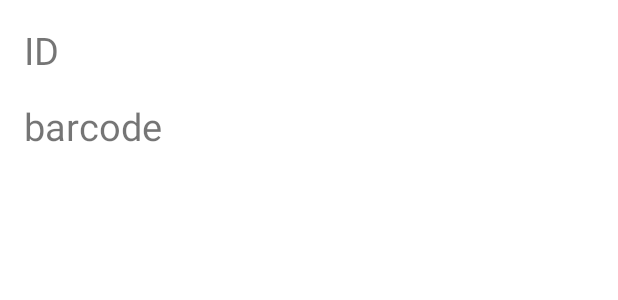
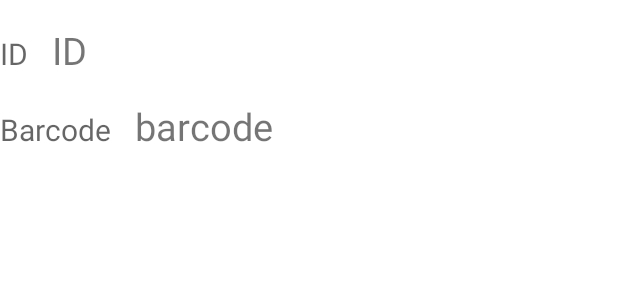
Before and after one commit to TejaswiniDeepak/BillingApp, an Android app: the layout recycler_individual_row.xml on its own in the app's theme, with its tools: preview values and no code run, on a phone screen of 412 x 824 dp. Shown: the top 300 px of the screen. Run offline under Robolectric (Android 15) with nearby library versions, the phone set to English and light mode, and no system bars.

Commit message:
Updated RecyclerView

```diff
--- a/app/src/main/java/com/example/billingapp/GetApiCall.kt
+++ b/app/src/main/java/com/example/billingapp/GetApiCall.kt
@@ -3,7 +3,9 @@ package com.example.billingapp
 import androidx.appcompat.app.AppCompatActivity
 import android.os.Bundle
 import android.util.Log
+import android.view.View
 import androidx.recyclerview.widget.DefaultItemAnimator
+import androidx.recyclerview.widget.DividerItemDecoration
 import androidx.recyclerview.widget.LinearLayoutManager
 import kotlinx.android.synthetic.main.activity_get_api_call.*
 import retrofit2.Call
@@ -34,9 +36,11 @@ class GetApiCall : AppCompatActivity() {
                     /**var responseInString=Gson().toJson(response.body())
                     Log.i("responseString","$responseInString")**/
                     if (response.isSuccessful && response.body() != null) {
+                        progressBar.visibility=View.GONE
                         val ResponseFromServer = response.body()!!
                         recycler.setHasFixedSize(true)
                         recycler.itemAnimator=DefaultItemAnimator()
+                        recycler.addItemDecoration(DividerItemDecoration(this@GetApiCall,1))
                         recycler.adapter=Adapter(ResponseFromServer.results)
 
 
--- a/app/src/main/res/layout/activity_get_api_call.xml
+++ b/app/src/main/res/layout/activity_get_api_call.xml
@@ -5,13 +5,25 @@
     android:layout_width="match_parent"
     android:layout_height="match_parent"
     tools:context=".GetApiCall">
+
+    <ProgressBar
+        android:id="@+id/progressBar"
+        android:layout_width="wrap_content"
+        android:layout_height="wrap_content"
+        android:layout_marginStart="164dp"
+        android:visibility="visible"
+        app:layout_constraintBottom_toBottomOf="@+id/linearLayout"
+        app:layout_constraintStart_toStartOf="parent"></ProgressBar>
+
     <LinearLayout
         android:id="@+id/linearLayout"
         android:layout_width="wrap_content"
         android:layout_height="wrap_content"
+        android:layout_marginTop="25dp"
         android:orientation="vertical"
         app:layout_constraintStart_toStartOf="parent"
         app:layout_constraintTop_toTopOf="parent">
+
 
         <androidx.recyclerview.widget.RecyclerView
             android:id="@+id/recycler"
--- a/app/src/main/res/layout/recycler_individual_row.xml
+++ b/app/src/main/res/layout/recycler_individual_row.xml
@@ -3,15 +3,28 @@
     xmlns:app="http://schemas.android.com/apk/res-auto"
     xmlns:tools="http://schemas.android.com/tools"
     android:layout_width="match_parent"
-    android:layout_height="match_parent">
+    android:layout_height="wrap_content"
+    android:orientation="vertical">
 
     <LinearLayout
-        android:id="@+id/linearLayout"
+        android:id="@+id/linearLayout2"
         android:layout_width="wrap_content"
         android:layout_height="wrap_content"
         android:orientation="vertical"
         app:layout_constraintStart_toStartOf="parent"
         app:layout_constraintTop_toTopOf="parent">
+
+        <LinearLayout
+            android:layout_width="match_parent"
+            android:layout_height="wrap_content"
+            android:orientation="horizontal">
+
+            <TextView
+                android:layout_width="wrap_content"
+                android:layout_height="wrap_content"
+                android:layout_marginTop="16dp"
+                android:hint="ID"
+                android:textSize="20dp" />
 
             <TextView
                 android:id="@+id/tv_id"
@@ -24,6 +37,20 @@
 
                 app:layout_constraintStart_toStartOf="parent"
                 app:layout_constraintTop_toTopOf="parent" />
+        </LinearLayout>
+
+        <LinearLayout
+            android:layout_width="match_parent"
+            android:layout_height="wrap_content"
+
+            android:orientation="horizontal">
+
+            <TextView
+                android:layout_width="wrap_content"
+                android:layout_height="wrap_content"
+                android:layout_marginTop="16dp"
+                android:hint="Barcode"
+                android:textSize="20dp" />
 
             <TextView
                 android:id="@+id/tv_barcode"
@@ -33,8 +60,9 @@
                 android:layout_marginTop="16dp"
                 android:text="barcode"
                 android:textSize="25dp"
+
                 app:layout_constraintStart_toStartOf="parent"
                 app:layout_constraintTop_toBottomOf="@+id/tv_id" />
         </LinearLayout>
-
+    </LinearLayout>
 </androidx.constraintlayout.widget.ConstraintLayout>
```
Also changed, not shown: app/src/main/java/com/example/billingapp/Adapter.kt (+5 -3 lines). Lines whose indentation alone changed are shown as unchanged.
